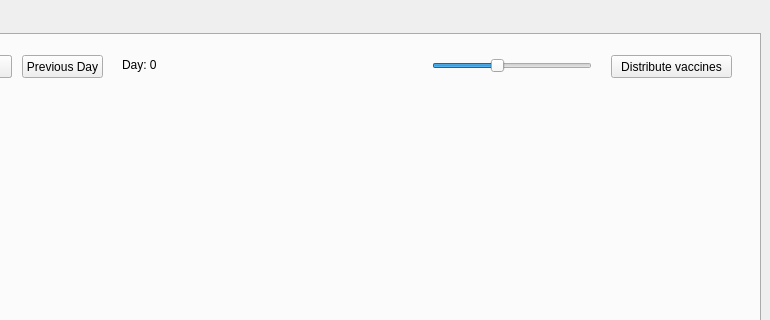
Qt form mainwindow.ui (Robin-Dillen/PSE) before a commit; both pictures show x 179 to 949 and y 0 to 320 of the 949 by 776 pixel window.
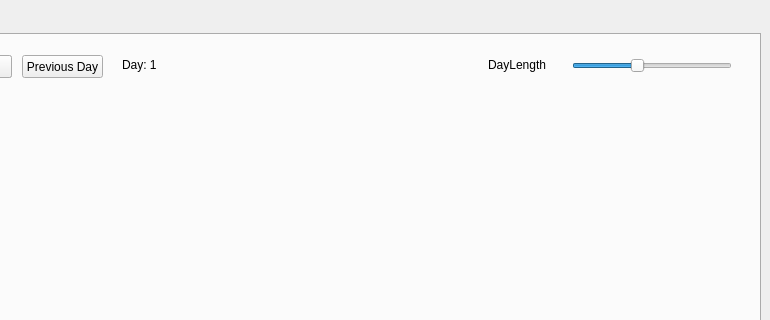
The same form after that commit.

```diff
--- a/mainwindow.ui
+++ b/mainwindow.ui
@@ -89,20 +89,7 @@
          </rect>
         </property>
         <property name="text">
-         <string>Day: 0</string>
-        </property>
-       </widget>
-       <widget class="QPushButton" name="pushButton">
-        <property name="geometry">
-         <rect>
-          <x>779</x>
-          <y>20</y>
-          <width>121</width>
-          <height>23</height>
-         </rect>
-        </property>
-        <property name="text">
-         <string>Distribute vaccines</string>
+         <string>Day: 1</string>
         </property>
        </widget>
        <widget class="QPushButton" name="NextDayButton_2">
@@ -134,7 +121,7 @@
        <widget class="QSlider" name="SpeedSlider">
         <property name="geometry">
          <rect>
-          <x>600</x>
+          <x>740</x>
           <y>20</y>
           <width>160</width>
           <height>22</height>
@@ -159,6 +146,19 @@
          <bool>false</bool>
         </property>
        </widget>
+       <widget class="QLabel" name="label">
+        <property name="geometry">
+         <rect>
+          <x>656</x>
+          <y>20</y>
+          <width>81</width>
+          <height>20</height>
+         </rect>
+        </property>
+        <property name="text">
+         <string>DayLength</string>
+        </property>
+       </widget>
        <zorder>ReturnButton</zorder>
        <zorder>StopButton</zorder>
        <zorder>StartButton</zorder>
```
Left out of the diff: 2 changed lines with no effect on the pictures.
